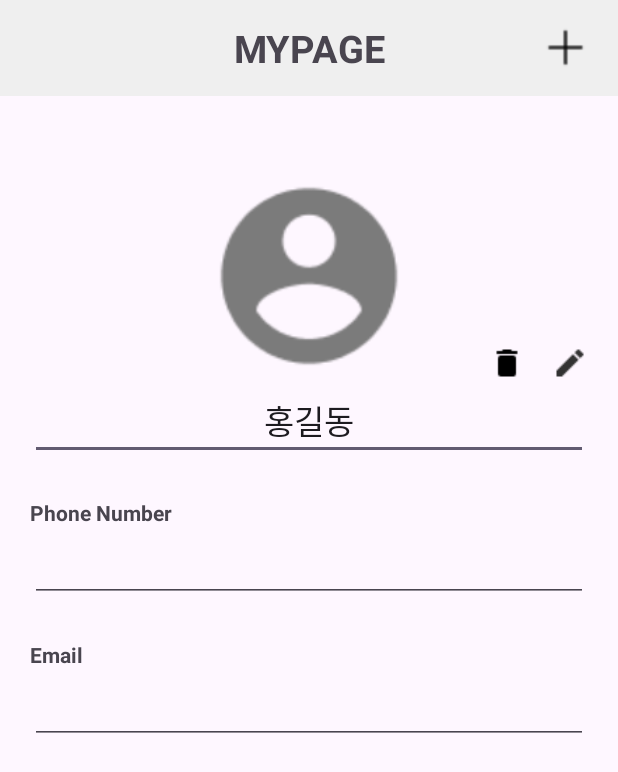
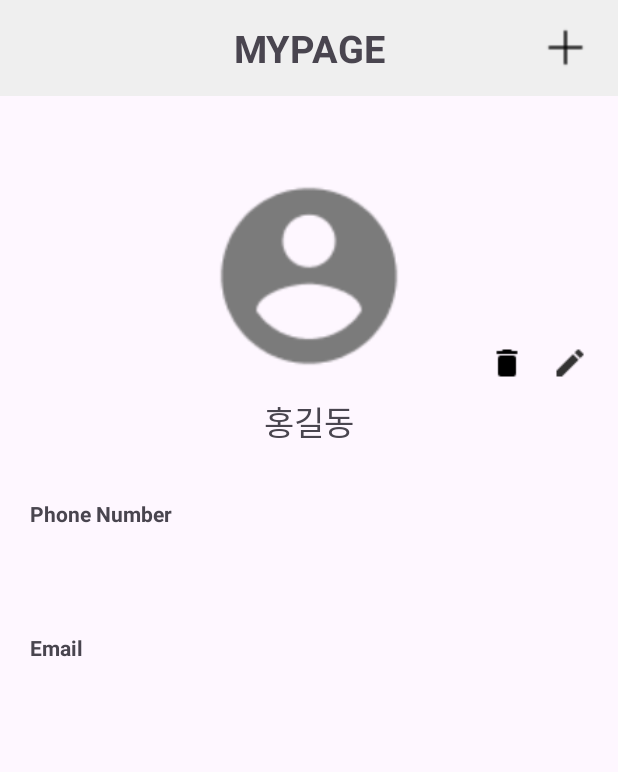
Before and after one commit to Winterwood0118/ContactApp, an Android app: the layout fragment_my_page.xml on its own in the app's theme, with its tools: preview values and no code run, on a phone screen of 412 x 824 dp. Shown: the top 772 px of the screen. Run offline under Robolectric (Android 15) with nearby library versions, the phone set to English and light mode, and no system bars.

Commit message:
mypage binding 작업 완료

```diff
--- a/app/src/main/res/layout/fragment_my_page.xml
+++ b/app/src/main/res/layout/fragment_my_page.xml
@@ -68,7 +68,7 @@
         app:layout_constraintStart_toEndOf="@+id/ivProfile"
         app:srcCompat="@drawable/ic_delete" />
 
-    <EditText
+    <TextView
         android:id="@+id/etName"
         android:layout_width="match_parent"
         android:layout_height="wrap_content"
@@ -95,7 +95,7 @@
         app:layout_constraintStart_toStartOf="parent"
         app:layout_constraintTop_toBottomOf="@+id/etName" />
 
-    <EditText
+    <TextView
         android:id="@+id/etPhoneNumber"
         android:layout_width="match_parent"
         android:layout_height="wrap_content"
@@ -119,7 +119,7 @@
         app:layout_constraintStart_toStartOf="parent"
         app:layout_constraintTop_toBottomOf="@+id/etPhoneNumber" />
 
-    <EditText
+    <TextView
         android:id="@+id/etEmail"
         android:layout_width="match_parent"
         android:layout_height="wrap_content"
@@ -127,7 +127,6 @@
         android:layout_marginTop="5dp"
         android:layout_marginEnd="20dp"
         android:ems="10"
-        android:inputType="textEmailAddress"
         android:padding="10dp"
         app:layout_constraintEnd_toEndOf="parent"
         app:layout_constraintHorizontal_bias="0.0"
```
Also changed, not shown: app/src/main/java/com/example/contactapp/presentation/MyPageFragment.kt (+1 -18 lines).
